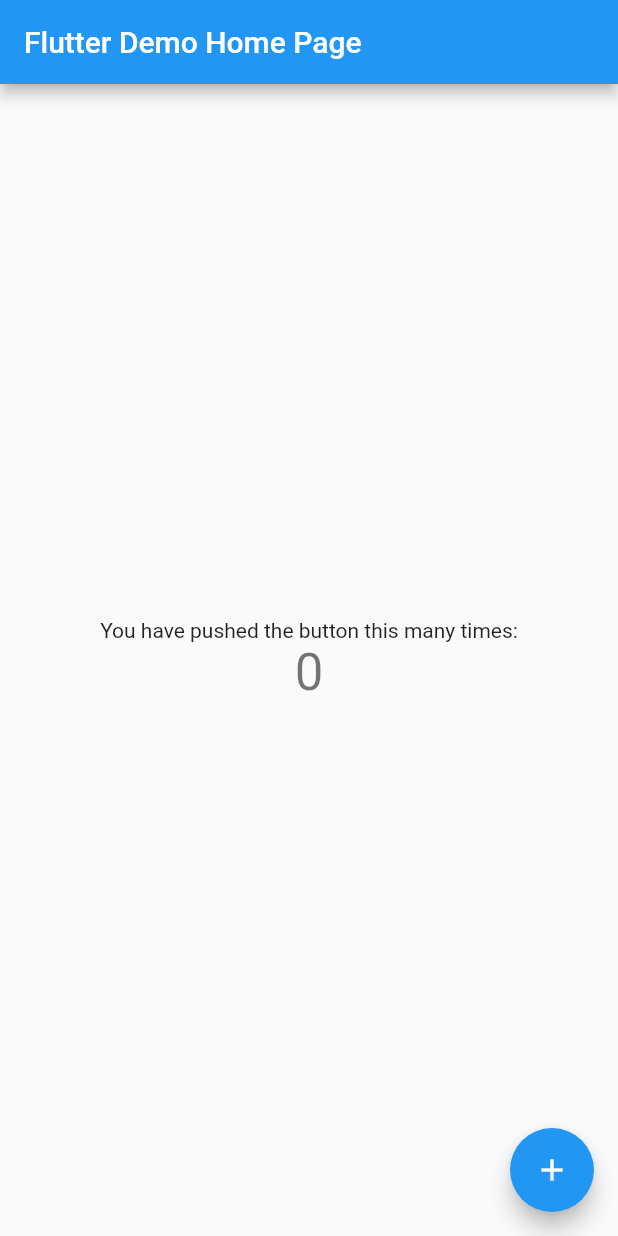
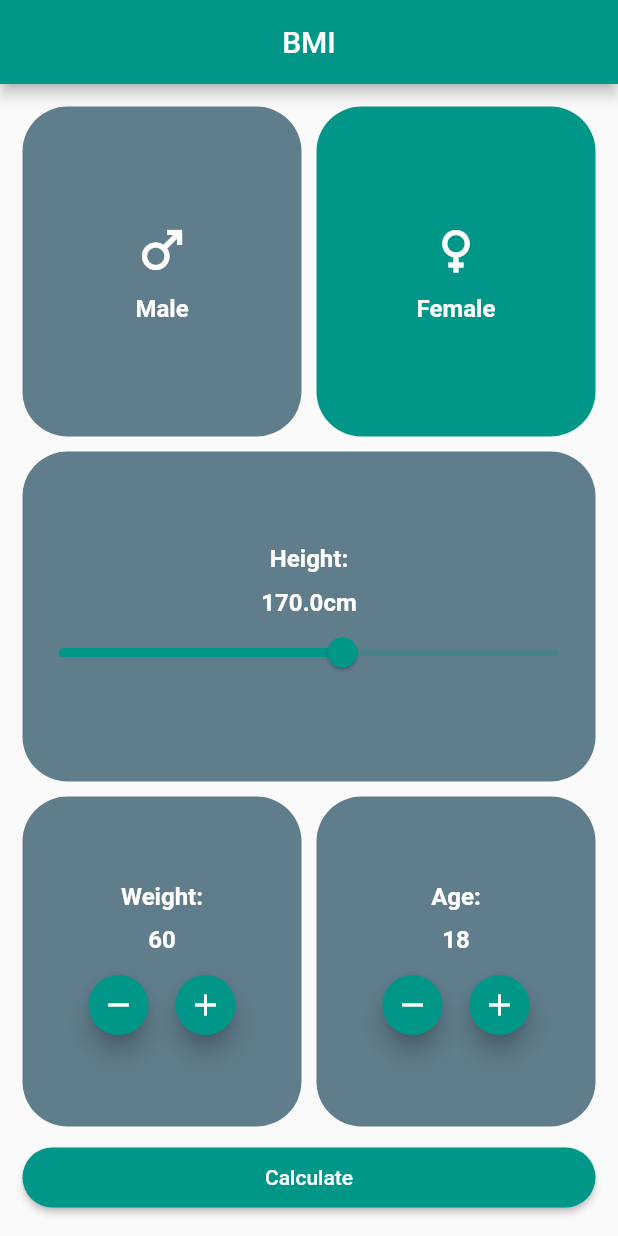
Before and after one commit to AyoubFrihaoui/BMI-DEMO-Flutter, a Flutter app: the screen it shows after launch, on a phone screen of 412 x 824 dp. Run offline on Flutter 3.47's test engine with Material 2 defaults, Android fonts, the phone set to English and light mode, and no system bars.

Commit message:
windows mvp

```diff
--- /dev/null
+++ b/bmi_demo/lib/home.dart
@@ -0,0 +1,284 @@
+import 'dart:math';
+
+import 'package:bmi_demo/result.dart';
+import 'package:flutter/material.dart';
+import 'package:flutter/rendering.dart';
+
+const interSpace = 10.0;
+const framePadding = 15.0;
+const elementSpacing = 10.0;
+
+class Home extends StatefulWidget {
+  @override
+  State<Home> createState() => _HomeState();
+}
+
+class _HomeState extends State<Home> {
+  bool isMale = false;
+  int weight = 60;
+  int age = 18;
+  double height = 170;
+  @override
+  Widget build(BuildContext context) {
+    return Scaffold(
+      appBar: AppBar(
+        title: const Text(
+          'BMI',
+        ),
+        centerTitle: true,
+      ),
+      body: Padding(
+        padding: const EdgeInsets.all(framePadding),
+        child: Column(children: [
+          Expanded(
+            child: Row(
+              crossAxisAlignment: CrossAxisAlignment.center,
+              mainAxisAlignment: MainAxisAlignment.center,
+              children: [
+                Expanded(
+                  child: InkWell(
+                    onTap: () {
+                      setState(() {
+                        isMale = true;
+                      });
+                    },
+                    child: Container(
+                      decoration: BoxDecoration(
+                          borderRadius: BorderRadius.circular(30),
+                          color: isMale
+                              ? Theme.of(context).primaryColor
+                              : Colors.blueGrey),
+                      child: Column(
+                        mainAxisAlignment: MainAxisAlignment.center,
+                        children: [
+                          const Icon(
+                            Icons.male,
+                            size: 40,
+                            color: Colors.white,
+                          ),
+                          const SizedBox(
+                            height: elementSpacing,
+                          ),
+                          Text(
+                            "Male",
+                            style:
+                                Theme.of(context).primaryTextTheme.bodyMedium,
+                          )
+                        ],
+                      ),
+                    ),
+                  ),
+                ),
+                SizedBox(width: interSpace, height: interSpace),
+                Expanded(
+                  child: InkWell(
+                    onTap: () {
+                      setState(() {
+                        isMale = false;
+                      });
+                    },
+                    child: Container(
+                      decoration: BoxDecoration(
+                          borderRadius: BorderRadius.circular(30),
+                          color: !isMale
+                              ? Theme.of(context).primaryColor
+                              : Colors.blueGrey),
+                      child: Column(
+                        mainAxisAlignment: MainAxisAlignment.center,
+                        children: [
+                          const Icon(
+                            Icons.female,
+                            size: 40,
+                            color: Colors.white,
+                          ),
+                          const SizedBox(
+                            height: elementSpacing,
+                            width: 70,
+                          ),
+                          Text(
+                            "Female",
+                            style:
+                                Theme.of(context).primaryTextTheme.bodyMedium,
+                          )
+                        ],
+                      ),
+                    ),
+                  ),
+                )
+              ],
+            ),
+          ),
+          SizedBox(width: interSpace, height: interSpace),
+          Expanded(
+            child: Container(
+              alignment: Alignment.center,
+              decoration: BoxDecoration(
+                  borderRadius: BorderRadius.circular(30),
+                  color: Colors.blueGrey),
+              child: Column(
+                mainAxisAlignment: MainAxisAlignment.center,
+                children: [
+                  Text(
+                    'Height:',
+                    style: Theme.of(context).primaryTextTheme.bodyMedium,
+                  ),
+                  const SizedBox(
+                    height: elementSpacing,
+                    width: 70,
+                  ),
+                  Text(
+                    '${height}cm',
+                    style: Theme.of(context).primaryTextTheme.bodyMedium,
+                  ),
+                  Slider(
+                      value: height,
+                      min: 0,
+                      max: 300,
+                      label: '${height}cm',
+                      onChanged: (newValue) {
+                        setState(() {
+                          height = double.parse(newValue.toStringAsFixed(2));
+                        });
+                      }),
+                ],
+              ),
+            ),
+          ),
+          SizedBox(width: interSpace, height: interSpace),
+          Expanded(
+            child: Row(
+              crossAxisAlignment: CrossAxisAlignment.center,
+              mainAxisAlignment: MainAxisAlignment.center,
+              children: [
+                Expanded(
+                  child: Container(
+                    decoration: BoxDecoration(
+                        borderRadius: BorderRadius.circular(30),
+                        color: Colors.blueGrey),
+                    child: Column(
+                      mainAxisAlignment: MainAxisAlignment.center,
+                      children: [
+                        Text(
+                          'Weight:',
+                          style: Theme.of(context).primaryTextTheme.bodyMedium,
+                        ),
+                        const SizedBox(
+                          height: elementSpacing,
+                        ),
+                        Text(
+                          '${weight}',
+                          style: Theme.of(context).primaryTextTheme.bodyMedium,
+                        ),
+                        const SizedBox(
+                          height: elementSpacing,
+                        ),
+                        amountButtons('weight')
+                      ],
+                    ),
+                  ),
+                ),
+                SizedBox(width: interSpace, height: interSpace),
+                Expanded(
+                  child: Container(
+                    decoration: BoxDecoration(
+                        borderRadius: BorderRadius.circular(30),
+                        color: Colors.blueGrey),
+                    child: Column(
+                      mainAxisAlignment: MainAxisAlignment.center,
+                      children: [
+                        Text(
+                          'Age:',
+                          style: Theme.of(context).primaryTextTheme.bodyMedium,
+                        ),
+                        const SizedBox(
+                          height: elementSpacing,
+                        ),
+                        Text(
+                          '${age}',
+                          style: Theme.of(context).primaryTextTheme.bodyMedium,
+                        ),
+                        const SizedBox(
+                          height: elementSpacing,
+                        ),
+                        amountButtons('age')
+                      ],
+                    ),
+                  ),
+                )
+              ],
+            ),
+          ),
+          SizedBox(height: interSpace),
+          ElevatedButton(
+            style: ButtonStyle(
+                shape: MaterialStateProperty.all(RoundedRectangleBorder(
+                    borderRadius: BorderRadius.circular(40)))),
+            onPressed: () {
+              Navigator.push(
+                  context,
+                  MaterialPageRoute(
+                      builder: (context) => Result(
+                          result: bmiValue(), isMale: isMale, age: age)));
+            },
+            child: Container(
+                alignment: Alignment.center,
+                height: 40,
+                width: double.infinity,
+                child: Text('Calculate')),
+          )
+        ]),
+      ),
+    );
+  }
+
+  Row amountButtons(String varr) {
+    return Row(
+      mainAxisAlignment: MainAxisAlignment.center,
+      children: [
+        FloatingActionButton(
+          heroTag: '$varr -',
+          onPressed: () {
+            setState(() {
+              switch (varr) {
+                case 'weight':
+                  weight--;
+                  break;
+                case 'age':
+                  age--;
+                  break;
+                default:
+              }
+            });
+          },
+          child: Icon(Icons.remove),
+          mini: true,
+        ),
+        SizedBox(
+          width: elementSpacing,
+        ),
+        FloatingActionButton(
+          heroTag: '$varr +',
+          onPressed: () {
+            setState(() {
+              switch (varr) {
+                case 'weight':
+                  weight++;
+                  break;
+                case 'age':
+                  age++;
+                  break;
+                default:
+              }
+            });
+          },
+          child: Icon(Icons.add),
+          mini: true,
+        ),
+      ],
+    );
+  }
+
+  double bmiValue() {
+    return weight / pow(height / 100, 2);
+  }
+}
--- a/bmi_demo/lib/main.dart
+++ b/bmi_demo/lib/main.dart
@@ -1,3 +1,5 @@
+import 'package:bmi_demo/home.dart';
+import 'package:bmi_demo/result.dart';
 import 'package:flutter/material.dart';
 
 void main() {
@@ -22,94 +24,11 @@ class MyApp extends StatelessWidget {
           // or simply save your changes to "hot reload" in a Flutter IDE).
           // Notice that the counter didn't reset back to zero; the application
           // is not restarted.
-        primarySwatch: Colors.blue,
+          primaryTextTheme: TextTheme(
+              bodyMedium: TextStyle(fontSize: 16, fontWeight: FontWeight.bold)),
+          primarySwatch: Colors.teal,
         ),
-      home: const MyHomePage(title: 'Flutter Demo Home Page'),
-    );
+        home: Home());
+    // Result(result: 22.1, isMale: true, age: 22));
   }
 }
-
-class MyHomePage extends StatefulWidget {
-  const MyHomePage({super.key, required this.title});
-
-  // This widget is the home page of your application. It is stateful, meaning
-  // that it has a State object (defined below) that contains fields that affect
-  // how it looks.
-
-  // This class is the configuration for the state. It holds the values (in this
-  // case the title) provided by the parent (in this case the App widget) and
-  // used by the build method of the State. Fields in a Widget subclass are
-  // always marked "final".
-
-  final String title;
-
-  @override
-  State<MyHomePage> createState() => _MyHomePageState();
-}
-
-class _MyHomePageState extends State<MyHomePage> {
-  int _counter = 0;
-
-  void _incrementCounter() {
-    setState(() {
-      // This call to setState tells the Flutter framework that something has
-      // changed in this State, which causes it to rerun the build method below
-      // so that the display can reflect the updated values. If we changed
-      // _counter without calling setState(), then the build method would not be
-      // called again, and so nothing would appear to happen.
-      _counter++;
-    });
-  }
-
-  @override
-  Widget build(BuildContext context) {
-    // This method is rerun every time setState is called, for instance as done
-    // by the _incrementCounter method above.
-    //
-    // The Flutter framework has been optimized to make rerunning build methods
-    // fast, so that you can just rebuild anything that needs updating rather
-    // than having to individually change instances of widgets.
-    return Scaffold(
-      appBar: AppBar(
-        // Here we take the value from the MyHomePage object that was created by
-        // the App.build method, and use it to set our appbar title.
-        title: Text(widget.title),
-      ),
-      body: Center(
-        // Center is a layout widget. It takes a single child and positions it
-        // in the middle of the parent.
-        child: Column(
-          // Column is also a layout widget. It takes a list of children and
-          // arranges them vertically. By default, it sizes itself to fit its
-          // children horizontally, and tries to be as tall as its parent.
-          //
-          // Invoke "debug painting" (press "p" in the console, choose the
-          // "Toggle Debug Paint" action from the Flutter Inspector in Android
-          // Studio, or the "Toggle Debug Paint" command in Visual Studio Code)
-          // to see the wireframe for each widget.
-          //
-          // Column has various properties to control how it sizes itself and
-          // how it positions its children. Here we use mainAxisAlignment to
-          // center the children vertically; the main axis here is the vertical
-          // axis because Columns are vertical (the cross axis would be
-          // horizontal).
-          mainAxisAlignment: MainAxisAlignment.center,
-          children: <Widget>[
-            const Text(
-              'You have pushed the button this many times:',
-            ),
-            Text(
-              '$_counter',
-              style: Theme.of(context).textTheme.headline4,
-            ),
-          ],
-        ),
-      ),
-      floatingActionButton: FloatingActionButton(
-        onPressed: _incrementCounter,
-        tooltip: 'Increment',
-        child: const Icon(Icons.add),
-      ), // This trailing comma makes auto-formatting nicer for build methods.
-    );
-  }
-}
--- /dev/null
+++ b/bmi_demo/lib/result.dart
@@ -0,0 +1,62 @@
+import 'package:flutter/material.dart';
+
+class Result extends StatelessWidget {
+  final double result;
+  final bool isMale;
+  final int age;
+
+  const Result(
+      {super.key,
+      required this.result,
+      required this.isMale,
+      required this.age});
+
+  String get resultPhrase {
+    String resultText = '';
+    if (result < 18.5)
+      resultText = 'Underweight';
+    else if (result >= 18.5 && result < 25)
+      resultText = 'Normalweight';
+    else if (result >= 25 && result < 30)
+      resultText = 'Overweight';
+    else if (result >= 30) resultText = 'Obese';
+
+    return resultText;
+  }
+
+  @override
+  Widget build(BuildContext context) {
+    return Scaffold(
+      appBar: AppBar(title: Text('Result')),
+      body: Center(
+        child: Padding(
+          padding: const EdgeInsets.all(8.0),
+          child: Column(
+            children: [
+              Text(
+                'Gender: ${this.isMale ? 'Male' : 'Female'}',
+                style: TextStyle(fontSize: 18, fontWeight: FontWeight.bold),
+              ),
+              Text(
+                'Age: ${this.age}',
+                style: TextStyle(fontSize: 18, fontWeight: FontWeight.bold),
+              ),
+              Text(
+                'Result: ${this.result.toStringAsFixed(2)}',
+                style: TextStyle(fontSize: 18, fontWeight: FontWeight.bold),
+              ),
+              Text(
+                'Health: ${resultPhrase}',
+                style: TextStyle(fontSize: 18, fontWeight: FontWeight.bold),
+              ),
+            ],
+          ),
+        ),
+      ),
+    );
+
+    // TODO: implement build
+    // ignore: dead_code
+    throw UnimplementedError();
+  }
+}
```
Also changed, not shown: bmi_demo/pubspec.yaml (+19 -2 lines), bmi_demo/assets/icons/lanch_icon.png (added), bmi_demo/pubspec.lock, 46 other files. Lines whose indentation alone changed are shown as unchanged.
